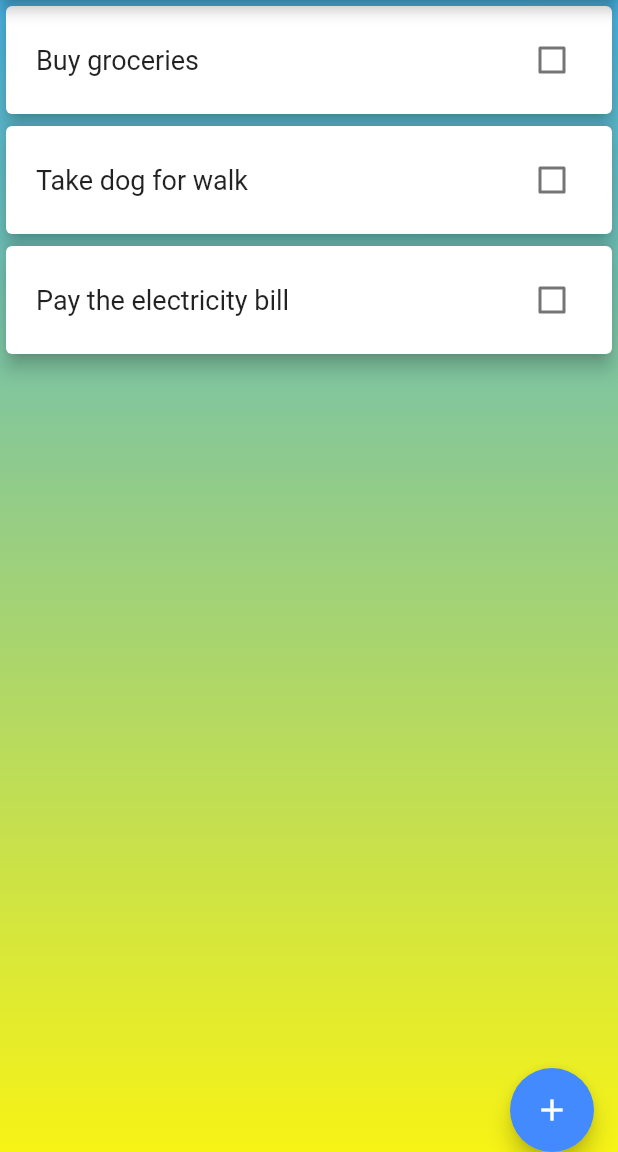
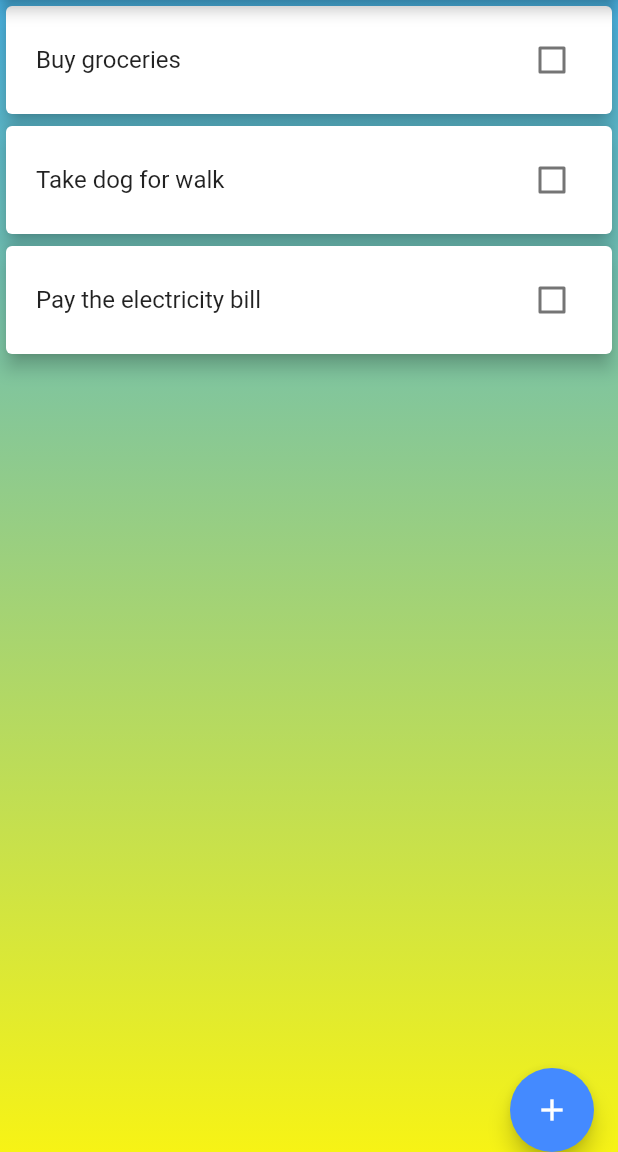
Before and after one commit to Upesh-Upreti/Flutter-Todo-App, a Flutter app: the screen it shows after launch, on a phone screen of 412 x 824 dp, the part 84-1236 px from its top. Run offline on Flutter 3.47's test engine with Material 2 defaults, Android fonts, the phone set to English and light mode, and no system bars; our stand-ins replace hive, hive_flutter; accounts and stored records are empty.

Commit message:
expriments with git. nothing serious

```diff
--- a/lib/wedgets/todo_items.dart
+++ b/lib/wedgets/todo_items.dart
@@ -28,7 +28,7 @@ class _ToDoItemsState extends State<ToDoItems> {
             CheckboxListTile(
                 title: Text(
                   widget.todo.title,
-                  style: const TextStyle(fontSize: 18),
+                  style: const TextStyle(fontSize: 16),
                 ),
                 value: widget.todo.isDone,
                 onChanged: (bool? val) {
```
